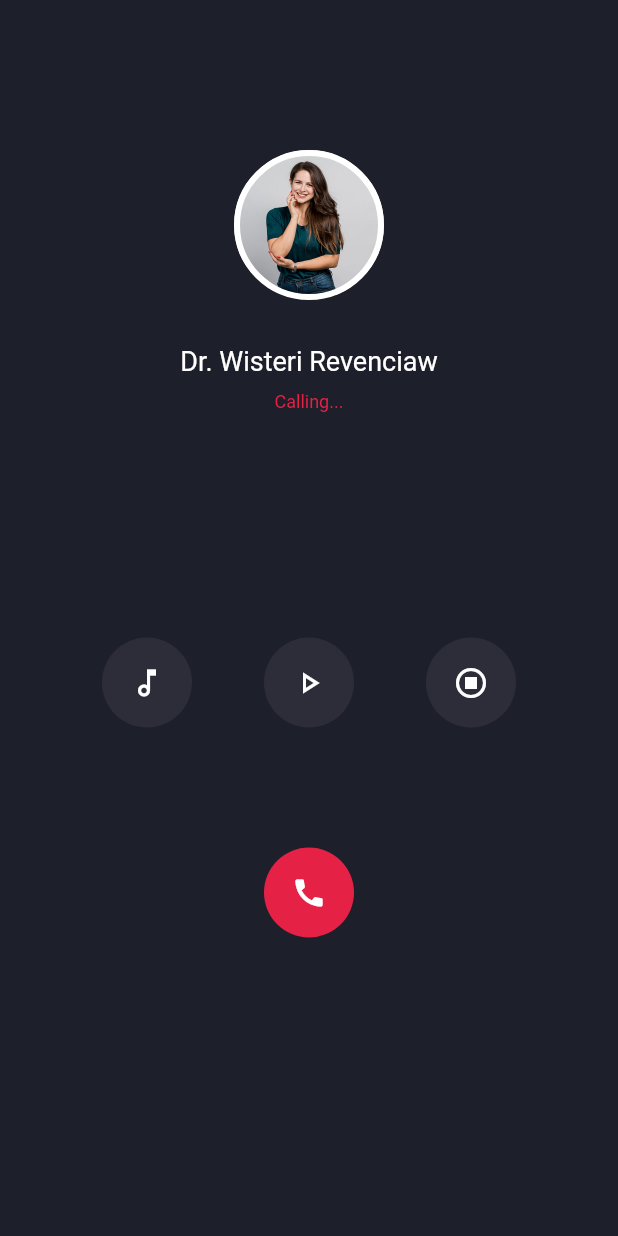
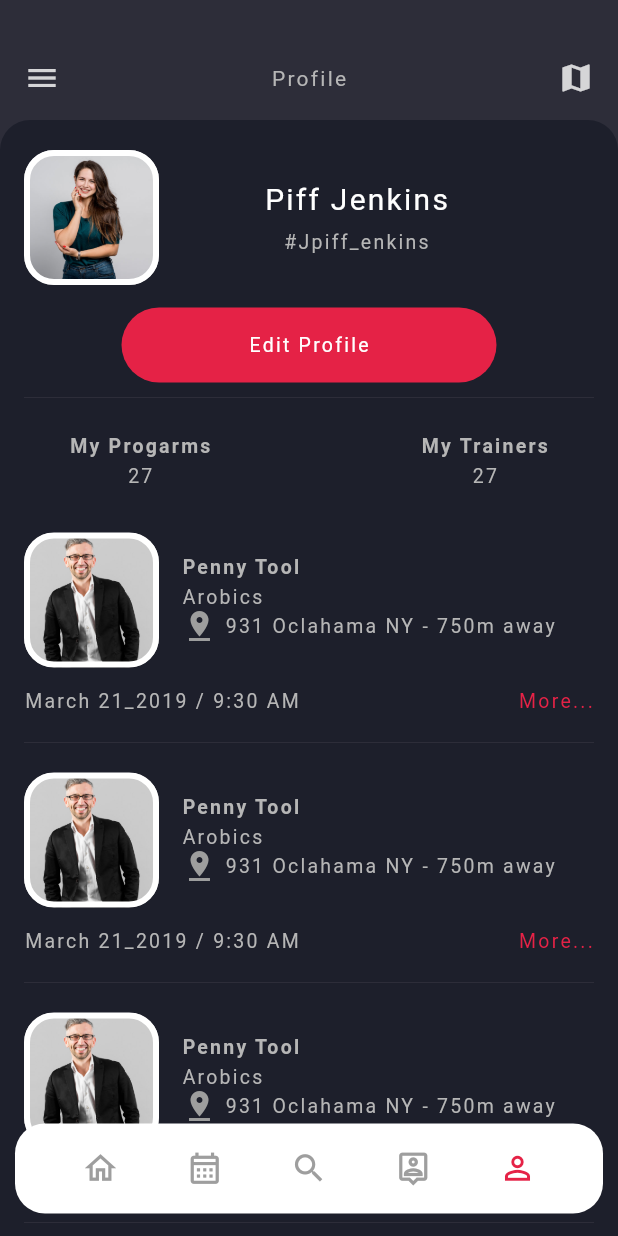
Before and after one commit to lemidiriba/appointment, a Flutter app: the screen it shows after launch, on a phone screen of 412 x 824 dp. Run offline on Flutter 3.47's test engine with Material 2 defaults, Android fonts, the phone set to English and light mode, and no system bars.

Commit message:
profile Page one completed

```diff
--- a/lib/constants/colors.dart
+++ b/lib/constants/colors.dart
@@ -1,9 +1,9 @@
 import 'dart:ui';
 
 class AppColors {
-  static const Color primaryColor = Color(0xFF2d2d39);
+  static const Color primaryColor = Color(0xFF1d1f2b);
   static const secondaryColor = Color(0xFFe52246);
-  static const bgColor = Color(0xFF1d1f2b);
+  static const bgColor = Color( 0xFF2d2d39);
 
   static const defaultPadding = 16.0;
   static const Color textColor = Color(0xFFFFFFFF);
--- a/lib/main.dart
+++ b/lib/main.dart
@@ -1,4 +1,5 @@
 import 'package:apointment/pages/phone_call_page.dart';
+import 'package:apointment/pages/profile_page_one.dart';
 import 'package:flutter/material.dart';
 
 void main() {
@@ -18,7 +19,7 @@ class MyApp extends StatelessWidget {
 
         primarySwatch: Colors.blue,
       ),
-      home: PhoneCallPage(),
+      home: ProfilePageOne(),
     );
   }
 }
--- a/lib/pages/phone_call_page.dart
+++ b/lib/pages/phone_call_page.dart
@@ -1,6 +1,7 @@
 import 'package:apointment/constants/colors.dart';
 import 'package:apointment/widgets/big_text.dart';
 import 'package:apointment/widgets/circular_icon.dart';
+import 'package:apointment/widgets/circulat_image.dart';
 import 'package:apointment/widgets/small_text.dart';
 import 'package:flutter/material.dart';
 
@@ -16,20 +17,7 @@ class PhoneCallPage extends StatelessWidget {
         width: double.maxFinite,
         child: Column(
           children: [
-            Container(
-              padding: const EdgeInsets.all(4),
-              width: 100,
-              height: 100,
-              decoration: BoxDecoration(
-                borderRadius: BorderRadius.circular(50),
-                border: Border.all(color: Colors.white, width: 4) ,
-                color: Colors.white,
-                image:const DecorationImage(
-                  image: AssetImage('assets/team-2.jpg',),
-                  fit: BoxFit.cover,
-                ),
-              ),
-            ),
+            CircularImage(),
             const SizedBox(
               height: 30,
             ),
--- /dev/null
+++ b/lib/pages/profile_page_one.dart
@@ -0,0 +1,193 @@
+import 'dart:convert';
+
+import 'package:apointment/constants/colors.dart';
+import 'package:apointment/widgets/big_text.dart';
+import 'package:apointment/widgets/column_text.dart';
+import 'package:apointment/widgets/included_program.dart';
+import 'package:apointment/widgets/larg_button.dart';
+import 'package:apointment/widgets/rectangle_image.dart';
+import 'package:apointment/widgets/small_text.dart';
+import 'package:flutter/material.dart';
+
+class ProfilePageOne extends StatefulWidget {
+  ProfilePageOne({Key? key}) : super(key: key);
+
+  @override
+  State<ProfilePageOne> createState() => _ProfilePageOneState();
+}
+
+class _ProfilePageOneState extends State<ProfilePageOne> {
+  @override
+  Widget build(BuildContext context) {
+    return Scaffold(
+      backgroundColor: AppColors.bgColor,
+      body: Stack(
+        children: [
+          Positioned(
+            top: 40,
+            left: 0,
+            right: 0,
+            child: Container(
+              width: 100,
+              padding: const EdgeInsets.only(left: 16, right: 16),
+              child: Row(
+                mainAxisAlignment: MainAxisAlignment.spaceBetween,
+                children: [
+                  Icon(
+                    Icons.menu,
+                    color: AppColors.textColor.withOpacity(0.8),
+                  ),
+                  const SmallText(
+                    text: "Profile",
+                    size: 14,
+                  ),
+                  Icon(
+                    Icons.map,
+                    color: AppColors.textColor.withOpacity(0.8),
+                  ),
+                ],
+              ),
+            ),
+          ),
+          Positioned(
+            top: 80,
+            left: 0,
+            right: 0,
+            bottom: 0,
+            child: Container(
+              padding: const EdgeInsets.only(right: 16, left: 16, top: 20),
+              decoration: const BoxDecoration(
+                color: AppColors.primaryColor,
+                borderRadius: BorderRadius.only(
+                  topLeft: Radius.circular(20),
+                  topRight: Radius.circular(20),
+                ),
+              ),
+              child: Column(
+                children: [
+                  Row(
+                    children: [
+                      const RectangleImage(image: 'assets/team-2.jpg'),
+                      const SizedBox(
+                        width: 70,
+                      ),
+                      Column(
+                        children: const [
+                          BigText(text: "Piff Jenkins"),
+                          SizedBox(
+                            height: 10,
+                          ),
+                          SmallText(text: "#Jpiff_enkins")
+                        ],
+                      )
+                    ],
+                  ),
+                  const SizedBox(
+                    height: 15,
+                  ),
+                  const LargButton(text: "Edit Profile"),
+                  const SizedBox(
+                    height: 5,
+                  ),
+                  const Divider(
+                    height: 10,
+                    color: AppColors.bgColor,
+                  ),
+                  Expanded(
+                    child: SingleChildScrollView(
+                      child: Column(
+                        children: [
+                          Container(
+                            margin: const EdgeInsets.only(top: 20, bottom: 10),
+                            height: 55,
+                            child: Column(
+                              crossAxisAlignment: CrossAxisAlignment.start,
+                              children: [
+                                Container(
+                                  margin: const EdgeInsets.only(
+                                      left: 30, right: 30),
+                                  child: Row(
+                                    mainAxisAlignment:
+                                        MainAxisAlignment.spaceBetween,
+                                    children: const [
+                                      ColumnText(
+                                        textOne: "My Progarms",
+                                        textTwo: "27",
+                                        alighnStart: false,
+                                      ),
+                                      ColumnText(
+                                        textOne: "My Trainers",
+                                        textTwo: "27",
+                                        alighnStart: false,
+                                      )
+                                    ],
+                                  ),
+                                ),
+                                const SizedBox(
+                                  height: 15,
+                                ),
+
+                              ],
+                            ),
+                          ),
+                          Column(
+                                  children: List.generate(4, (index) {
+                                    return IncludedProgram();
+                                  }),
+                                )
+
+
+                        ],
+                      ),
+                    ),
+                  )
+                ],
+              ),
+            ),
+          ),
+          Positioned(
+            bottom: 15,
+            left: 0,
+            right: 0,
+            child: Container(
+              height: 60,
+              margin: const EdgeInsets.only(left: 10, right: 10),
+              decoration: BoxDecoration(
+                  borderRadius: BorderRadius.circular(20), color: Colors.white),
+              child: Row(
+                mainAxisAlignment: MainAxisAlignment.spaceEvenly,
+                children: const [
+                  Icon(
+                    Icons.home_outlined,
+                    color: Colors.grey,
+                    size: 25,
+                  ),
+                  Icon(
+                    Icons.calendar_month_outlined,
+                    color: Colors.grey,
+                    size: 25,
+                  ),
+                  Icon(
+                    Icons.search_outlined,
+                    color: Colors.grey,
+                    size: 25,
+                  ),
+                  Icon(
+                    Icons.person_pin_outlined,
+                    color: Colors.grey,
+                    size: 25,
+                  ),
+                  Icon(
+                    Icons.person_outline,
+                    color: AppColors.secondaryColor,
+                    size: 25,
+                  ),
+                ],
+              ),
+            ),
+          ),
+        ],
+      ),
+    );
+  }
+}
--- a/lib/widgets/big_text.dart
+++ b/lib/widgets/big_text.dart
@@ -4,13 +4,14 @@ class BigText extends StatelessWidget {
   final String text;
   final Color color;
   final double size;
-  const BigText({Key? key,required this.text, this.color = Colors.white,this.size = 18.0}) : super(key: key);
+  const BigText({Key? key,required this.text, this.color = Colors.white,this.size = 20.0}) : super(key: key);
 
   @override
   Widget build(BuildContext context) {
     return Text(text,style: TextStyle(
       color: color,
-      fontSize: size
+      fontSize: size,
+      letterSpacing: 1.5
     ),);
   }
 }
--- /dev/null
+++ b/lib/widgets/circulat_image.dart
@@ -0,0 +1,23 @@
+import 'package:flutter/material.dart';
+
+class CircularImage extends StatelessWidget {
+  const CircularImage({Key? key}) : super(key: key);
+
+  @override
+  Widget build(BuildContext context) {
+    return Container(
+              padding: const EdgeInsets.all(4),
+              width: 100,
+              height: 100,
+              decoration: BoxDecoration(
+                borderRadius: BorderRadius.circular(50),
+                border: Border.all(color: Colors.white, width: 4) ,
+                color: Colors.white,
+                image:const DecorationImage(
+                  image: AssetImage('assets/team-2.jpg',),
+                  fit: BoxFit.cover,
+                ),
+              ),
+            );
+  }
+}
--- /dev/null
+++ b/lib/widgets/column_text.dart
@@ -0,0 +1,21 @@
+import 'package:apointment/widgets/small_text.dart';
+import 'package:flutter/material.dart';
+
+class ColumnText extends StatelessWidget {
+  final String textOne;
+  final String textTwo;
+  final bool alighnStart;
+  const ColumnText({Key? key,required this.textOne,required this.textTwo,this.alighnStart = true}) : super(key: key);
+
+  @override
+  Widget build(BuildContext context) {
+    return Column(
+      crossAxisAlignment: alighnStart == true ? CrossAxisAlignment.start:CrossAxisAlignment.center,
+      children: [
+        SmallText(text: textOne,boldFont: true, ),
+        const SizedBox(height:5),
+        SmallText(text: textTwo, )
+      ],
+    );
+  }
+}
--- /dev/null
+++ b/lib/widgets/included_program.dart
@@ -0,0 +1,65 @@
+import 'package:apointment/constants/colors.dart';
+import 'package:apointment/widgets/column_text.dart';
+import 'package:apointment/widgets/rectangle_image.dart';
+import 'package:apointment/widgets/small_text.dart';
+import 'package:flutter/material.dart';
+
+class IncludedProgram extends StatelessWidget {
+  const IncludedProgram({Key? key}) : super(key: key);
+
+  @override
+  Widget build(BuildContext context) {
+    return Column(
+      children: [
+        Row(
+          children: [
+            const RectangleImage(image: 'assets/team-1.jpg'),
+            const SizedBox(
+              width: 15,
+            ),
+            Column(
+              crossAxisAlignment: CrossAxisAlignment.start,
+              children: [
+                const ColumnText(
+                  textOne: "Penny Tool",
+                  textTwo: "Arobics",
+                ),
+                const SizedBox(
+                  width: 15,
+                ),
+                Row(
+                  mainAxisAlignment: MainAxisAlignment.spaceBetween,
+                  children: const [
+                    Icon(
+                      Icons.pin_drop,
+                      color: Colors.grey,
+                    ),
+                    SmallText(text: " 931 Oclahama NY - 750m away "),
+                  ],
+                ),
+              ],
+            ),
+          ],
+        ),
+        Container(
+          margin: const EdgeInsets.only(top: 15, bottom: 15),
+          child: Row(
+            mainAxisAlignment: MainAxisAlignment.spaceBetween,
+            children: const [
+              SmallText(text: "March 21_2019 / 9:30 AM "),
+              SmallText(
+                text: "More...",
+                color: AppColors.secondaryColor,
+              ),
+            ],
+          ),
+        ),
+        const Divider(
+          height: 10,
+          color: AppColors.bgColor,
+        ),
+        const SizedBox(height: 15,)
+      ],
+    );
+  }
+}
--- /dev/null
+++ b/lib/widgets/larg_button.dart
@@ -0,0 +1,21 @@
+import 'package:apointment/constants/colors.dart';
+import 'package:apointment/widgets/small_text.dart';
+import 'package:flutter/material.dart';
+
+class LargButton extends StatelessWidget {
+  final String text;
+  const LargButton({Key? key,required this.text}) : super(key: key);
+
+  @override
+  Widget build(BuildContext context) {
+    return Container(
+      width: 250,
+      height: 50,
+      decoration: BoxDecoration(
+        color: AppColors.secondaryColor,
+        borderRadius: BorderRadius.circular(25)
+      ),
+      child: Center(child: SmallText(text: text,color: Colors.white,)),
+    );
+  }
+}
--- /dev/null
+++ b/lib/widgets/rectangle_image.dart
@@ -0,0 +1,24 @@
+import 'package:flutter/material.dart';
+
+class RectangleImage extends StatelessWidget {
+  final String image;
+  const RectangleImage({Key? key,required this.image}) : super(key: key);
+
+  @override
+  Widget build(BuildContext context) {
+    return Container(
+              padding: const EdgeInsets.all(4),
+              width: 90,
+              height: 90,
+              decoration: BoxDecoration(
+                borderRadius: BorderRadius.circular(20),
+                border: Border.all(color: Colors.white, width: 4) ,
+                color: Colors.white,
+                image:DecorationImage(
+                  image: AssetImage(image,),
+                  fit: BoxFit.cover,
+                ),
+              ),
+            );
+  }
+}
--- a/lib/widgets/small_text.dart
+++ b/lib/widgets/small_text.dart
@@ -4,13 +4,20 @@ class SmallText extends StatelessWidget {
   final String text;
   final Color color;
   final double size;
-  const SmallText({Key? key,required this.text, this.color = Colors.white,this.size = 12.0}) : super(key: key);
+  final bool boldFont;
+  const SmallText({
+    Key? key,
+    required this.text,
+    this.color = const Color.fromARGB(255, 182, 182, 182),
+    this.size = 13.0,
+    this.boldFont = false,
+  }) : super(key: key);
 
   @override
   Widget build(BuildContext context) {
-    return Text(text,style: TextStyle(
-      color: color,
-      fontSize: size
-    ),);
+    return Text(
+      text,
+      style: TextStyle(color: color, fontSize: size, letterSpacing: 1.5,fontWeight: boldFont == true? FontWeight.bold:FontWeight.normal),
+    );
   }
 }
```
Also changed, not shown: assets/team-1.jpg (added), assets/team-3.jpg (added), assets/team-4.jpg (added).
